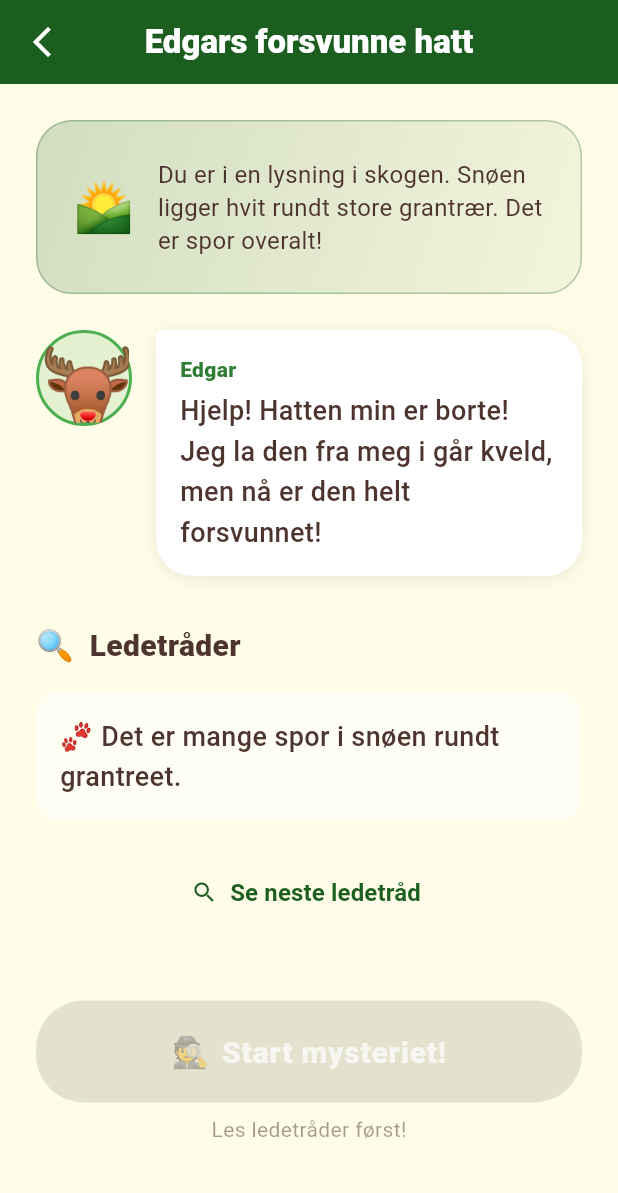
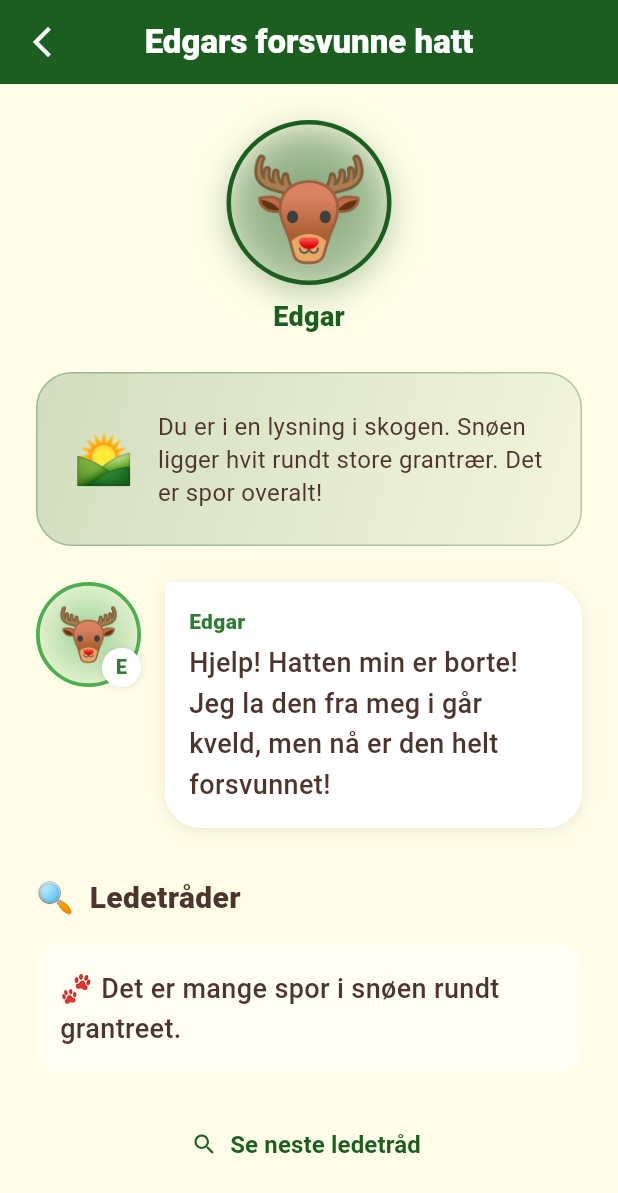
Before and after one commit to Lillemeg83/solid-robot, a Flutter app: the WorldMapScreen screen opened by its route, after a tap on "Skogen", after a tap on "Edgars forsvunne hatt", on a phone screen of 412 x 824 dp. Shown: the top 1193 px of the screen. Run offline on Flutter 3.47's test engine with Material 3 defaults, Android fonts, the phone set to English and light mode, and no system bars; our stand-ins replace flutter_riverpod, go_router, shared_preferences; accounts and stored records are empty.

Commit message:
Make Mira a detective fox + robust character avatars in scene screen
- Mira: changed emoji from hedgehog 🦔 to fox 🦊 (cute detective fox per spec)
- Rosa: changed from fox 🦊 to squirrel 🐿️ (avoids duplicate fox emoji)
- CharacterDialog: avatar now shows big emoji + initial letter badge in corner (reliable fallback when emoji font is missing)
- MysterySceneScreen: added large animated CharacterHero at top of scene, so Edgar/Rosa/Oda are prominently shown with their emoji bouncing inside a colored circle + name
- Updated all Mira references in home screen and board game map

```diff
--- a/lib/data/sample_data.dart
+++ b/lib/data/sample_data.dart
@@ -47,9 +47,9 @@ class SampleData {
     Character(
       id: 'mira',
       name: 'Mira',
-      emoji: '🦔',
+      emoji: '🦊',
       description:
-          'Mira er din hjelpsomme venn. Hun er alltid nysgjerrig og vil hjelpe alle dyr hun møter!',
+          'Mira er den beste detektiven i hele skogen! Med lupen sin og smarte nese finner hun alle svar.',
       worldId: 'all',
     ),
     Character(
@@ -71,9 +71,9 @@ class SampleData {
     Character(
       id: 'rosa',
       name: 'Rosa',
-      emoji: '🦊',
+      emoji: '🐿️',
       description:
-          'Reven Rosa er leken og litt lurvig, men har et godt hjerte. Hennes bærforråd forsvinner stadig!',
+          'Ekornungen Rosa er leken og full av energi. Nøtteforrådet hennes forsvinner stadig vekk!',
       worldId: 'forest',
     ),
     Character(
--- a/lib/features/home/home_screen.dart
+++ b/lib/features/home/home_screen.dart
@@ -220,7 +220,7 @@ class _LogoSection extends StatelessWidget {
           ),
           child: const Center(
             child: AnimatedAnimal(
-              emoji: '🦔',
+              emoji: '🦊',
               size: 68,
               amplitude: 7,
               bouncy: true,
--- a/lib/features/mystery/mystery_list_screen.dart
+++ b/lib/features/mystery/mystery_list_screen.dart
@@ -351,7 +351,7 @@ class _PlayerMira extends StatelessWidget {
         mainAxisSize: MainAxisSize.min,
         children: [
           const AnimatedAnimal(
-            emoji: '🦔',
+            emoji: '🦊',
             size: 46,
             amplitude: 6,
             bouncy: true,
--- a/lib/features/mystery/mystery_scene_screen.dart
+++ b/lib/features/mystery/mystery_scene_screen.dart
@@ -2,6 +2,7 @@ import 'package:flutter/material.dart';
 import 'package:go_router/go_router.dart';
 import 'package:dyredetektiv/app/theme.dart';
 import 'package:dyredetektiv/data/sample_data.dart';
+import 'package:dyredetektiv/widgets/animated_animal.dart';
 import 'package:dyredetektiv/widgets/character_dialog.dart';
 import 'package:dyredetektiv/widgets/dd_button.dart';
 
@@ -45,6 +46,11 @@ class _MysterySceneScreenState extends State<MysterySceneScreen> {
         child: Column(
           crossAxisAlignment: CrossAxisAlignment.stretch,
           children: [
+            // Big character hero
+            if (character != null)
+              _CharacterHero(character: character, worldColor: worldColor),
+            const SizedBox(height: DdTheme.spaceL),
+
             // Scene description banner
             _SceneBanner(
               description: mystery.sceneDescription,
@@ -137,6 +143,64 @@ class _MysterySceneScreenState extends State<MysterySceneScreen> {
   }
 }
 
+// ── Character hero ────────────────────────────────────────────────────────────
+
+class _CharacterHero extends StatelessWidget {
+  final dynamic character;
+  final Color worldColor;
+
+  const _CharacterHero({required this.character, required this.worldColor});
+
+  @override
+  Widget build(BuildContext context) {
+    return Center(
+      child: Column(
+        children: [
+          Container(
+            width: 110,
+            height: 110,
+            decoration: BoxDecoration(
+              shape: BoxShape.circle,
+              gradient: RadialGradient(
+                colors: [
+                  worldColor.withValues(alpha: 0.35),
+                  worldColor.withValues(alpha: 0.08),
+                ],
+              ),
+              border: Border.all(color: worldColor, width: 3),
+              boxShadow: [
+                BoxShadow(
+                  color: worldColor.withValues(alpha: 0.3),
+                  blurRadius: 18,
+                  offset: const Offset(0, 6),
+                ),
+              ],
+            ),
+            child: Center(
+              child: AnimatedAnimal(
+                emoji: character.emoji as String,
+                size: 60,
+                amplitude: 5,
+                bouncy: true,
+                period: const Duration(milliseconds: 1100),
+              ),
+            ),
+          ),
+          const SizedBox(height: DdTheme.spaceS),
+          Text(
+            character.name as String,
+            style: TextStyle(
+              fontSize: 18,
+              fontWeight: FontWeight.w800,
+              color: worldColor,
+            ),
+          ),
+        ],
+      ),
+    );
+  }
+}
+
 // ── Scene banner ──────────────────────────────────────────────────────────────
 
 class _SceneBanner extends StatelessWidget {
--- a/lib/widgets/character_dialog.dart
+++ b/lib/widgets/character_dialog.dart
@@ -24,19 +24,8 @@ class CharacterDialog extends StatelessWidget {
     return Row(
       crossAxisAlignment: CrossAxisAlignment.start,
       children: [
-        // Character avatar
-        Container(
-          width: 64,
-          height: 64,
-          decoration: BoxDecoration(
-            color: DdTheme.lightGreen.withValues(alpha: 0.15),
-            shape: BoxShape.circle,
-            border: Border.all(color: DdTheme.lightGreen, width: 2),
-          ),
-          child: Center(
-            child: Text(character.emoji, style: TextStyle(fontSize: emojiSize)),
-          ),
-        ),
+        // Character avatar — initial letter + emoji overlay
+        _CharacterAvatar(character: character),
         const SizedBox(width: DdTheme.spaceM),
         // Speech bubble
         Expanded(
@@ -76,6 +65,76 @@ class CharacterDialog extends StatelessWidget {
           ),
         ),
       ],
+    );
+  }
+}
+
+// ── Character avatar ──────────────────────────────────────────────────────────
+
+/// Circular avatar showing the character initial (always renders) with
+/// the emoji in a small badge at the bottom-right (renders if font supports it).
+class _CharacterAvatar extends StatelessWidget {
+  final Character character;
+
+  const _CharacterAvatar({required this.character});
+
+  @override
+  Widget build(BuildContext context) {
+    final initial = character.name.isNotEmpty
+        ? character.name.substring(0, 1).toUpperCase()
+        : '?';
+    return SizedBox(
+      width: 70,
+      height: 70,
+      child: Stack(
+        children: [
+          // Main circle with initial
+          Container(
+            width: 70,
+            height: 70,
+            decoration: BoxDecoration(
+              shape: BoxShape.circle,
+              gradient: RadialGradient(
+                colors: [
+                  DdTheme.lightGreen.withValues(alpha: 0.55),
+                  DdTheme.lightGreen.withValues(alpha: 0.15),
+                ],
+              ),
+              border: Border.all(color: DdTheme.lightGreen, width: 2.5),
+            ),
+            child: Center(
+              child: Text(
+                character.emoji,
+                style: const TextStyle(fontSize: 34),
+              ),
+            ),
+          ),
+          // Emoji badge bottom-right (if emoji doesn't render the initial is enough)
+          Positioned(
+            bottom: 0,
+            right: 0,
+            child: Container(
+              width: 26,
+              height: 26,
+              decoration: const BoxDecoration(
+                shape: BoxShape.circle,
+                color: Colors.white,
+                boxShadow: [BoxShadow(blurRadius: 4, color: Colors.black12)],
+              ),
+              child: Center(
+                child: Text(
+                  initial,
+                  style: const TextStyle(
+                    fontSize: 13,
+                    fontWeight: FontWeight.w900,
+                    color: DdTheme.primaryGreen,
+                  ),
+                ),
+              ),
+            ),
+          ),
+        ],
+      ),
     );
   }
 }
```
